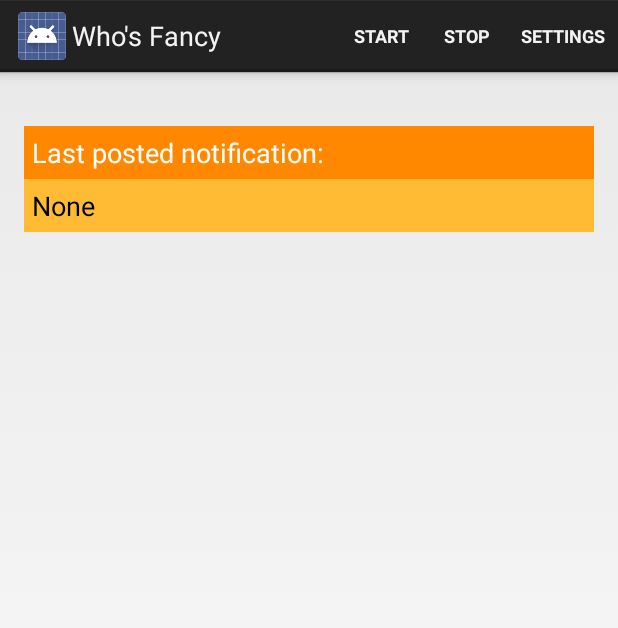
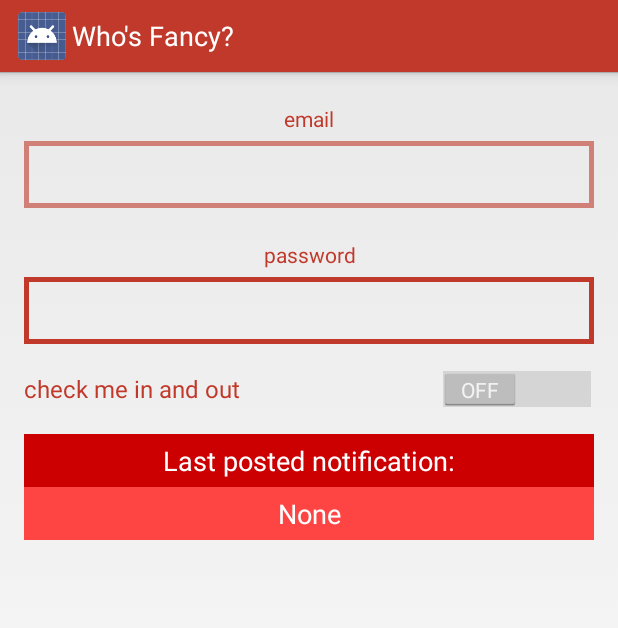
Before and after one commit to FancyPixel/whosfancy-android, an Android app: the screen it shows after launch (MyActivity), on a phone screen of 412 x 824 dp. Shown: the top 628 px of the screen. Run offline under Robolectric (Android 15) with nearby library versions, the phone set to English and light mode, and no system bars; 3 statements that could not run were skipped.

Commit message:
UI restyling

```diff
--- a/app/build.gradle
+++ b/app/build.gradle
@@ -12,8 +12,6 @@ android {
         versionName "1.0"
 
         buildConfigField "String", "URL_BASE", base_url
-        buildConfigField "String", "USERNAME", username
-        buildConfigField "String", "PASSWORD", password
         buildConfigField "String", "REGION", region
         buildConfigField "String", "PROXIMITY_UUID", proximity_uuid
         buildConfigField "Integer", "MAJOR", major
--- /dev/null
+++ b/app/src/main/res/drawable/edittext_red.xml
@@ -0,0 +1,31 @@
+<?xml version="1.0" encoding="utf-8"?>
+
+<selector xmlns:android="http://schemas.android.com/apk/res/android">
+
+    <item android:state_activated="true" >
+        <shape android:shape="rectangle" >
+            <stroke android:width="3sp" android:color="@color/color_red2" />
+        </shape>
+    </item>
+    <item android:state_pressed="true" >
+        <shape android:shape="rectangle" >
+            <stroke android:width="3sp" android:color="@color/color_red2" />
+        </shape>
+    </item>
+    <item android:state_focused="true" >
+        <shape android:shape="rectangle" >
+            <stroke android:width="3sp" android:color="@color/color_red2" />
+        </shape>
+    </item>
+    <item>
+        <shape android:shape="rectangle" >
+            <stroke android:width="3sp" android:color="@color/color_red" />
+            <padding
+                android:bottom="10sp"
+                android:left="10sp"
+                android:right="10sp"
+                android:top="10sp" />
+        </shape>
+    </item>
+
+</selector>
--- a/app/src/main/res/layout/activity_my.xml
+++ b/app/src/main/res/layout/activity_my.xml
@@ -9,11 +9,54 @@
     android:orientation="vertical"
     tools:context="it.fancypixel.whosfancy.MyActivity">
 
+    <TextView
+        android:layout_width="fill_parent"
+        android:layout_height="wrap_content"
+        android:padding="@dimen/default_padding"
+        android:text="@string/email"
+        android:textColor="@color/color_red"
+        android:gravity="center"/>
+
+    <EditText
+        android:id="@+id/email"
+        android:layout_width="fill_parent"
+        android:layout_height="wrap_content"
+        android:textColor="@color/color_red"
+        android:inputType="textEmailAddress"
+        android:background="@drawable/edittext_red" />
+
+    <TextView
+        android:layout_width="fill_parent"
+        android:layout_height="wrap_content"
+        android:layout_marginTop="@dimen/activity_vertical_margin"
+        android:padding="@dimen/default_padding"
+        android:textColor="@color/color_red"
+        android:text="@string/password"
+        android:gravity="center"/>
+
+    <EditText
+        android:id="@+id/password"
+        android:layout_width="fill_parent"
+        android:layout_height="wrap_content"
+        android:textColor="@color/color_red"
+        android:inputType="textPassword"
+        android:background="@drawable/edittext_red" />
+
+    <Switch
+        android:id="@+id/service_switch"
+        android:layout_width="fill_parent"
+        android:layout_height="wrap_content"
+        android:layout_marginTop="@dimen/activity_vertical_margin"
+        android:text="@string/check_text"
+        android:textColor="@color/color_red"
+        />
+
     <TextView android:layout_width="match_parent"
         android:layout_height="wrap_content"
-        android:layout_marginTop="20dp"
-        android:padding="5dp"
-        android:background="@android:color/holo_orange_dark"
+        android:layout_marginTop="@dimen/activity_vertical_margin"
+        android:padding="@dimen/default_padding"
+        android:background="@android:color/holo_red_dark"
+        android:gravity="center"
         android:textColor="@android:color/white"
         android:text="@string/last_post_notification"
         android:textSize="@dimen/text_title_size"/>
@@ -22,8 +65,9 @@
         android:layout_width="match_parent"
         android:layout_height="wrap_content"
         android:padding="5dp"
-        android:background="@android:color/holo_orange_light"
-        android:textColor="@android:color/black"
+        android:background="@android:color/holo_red_light"
+        android:gravity="center"
+        android:textColor="@android:color/white"
         android:text="@string/none"
         android:textSize="@dimen/text_status_size"/>
 
--- a/app/src/main/res/menu/my.xml
+++ /dev/null
@@ -1,13 +0,0 @@
-<menu xmlns:android="http://schemas.android.com/apk/res/android"
-    xmlns:tools="http://schemas.android.com/tools"
-    tools:context="it.fancypixel.whosfancy.MyActivity" >
-    <item android:id="@+id/action_start"
-        android:title="@string/action_start"
-        android:showAsAction="withText|ifRoom" />
-    <item android:id="@+id/action_stop"
-        android:title="@string/action_stop"
-        android:showAsAction="withText|ifRoom" />
-    <item android:id="@+id/action_settings"
-        android:title="@string/action_settings"
-        android:showAsAction="ifRoom" />
-</menu>
--- /dev/null
+++ b/app/src/main/res/values/colors.xml
@@ -0,0 +1,6 @@
+<?xml version="1.0" encoding="utf-8"?>
+<resources>
+    <color name="color_red">#C0392B</color>
+    <color name="color_red2">#99C0392B</color>
+    <color name="color_white">#FFFFFF</color>
+</resources>
--- a/app/src/main/res/values/dimens.xml
+++ b/app/src/main/res/values/dimens.xml
@@ -4,4 +4,5 @@
     <dimen name="activity_vertical_margin">16dp</dimen>
     <dimen name="text_title_size">18sp</dimen>
     <dimen name="text_status_size">18sp</dimen>
+    <dimen name="default_padding">5dp</dimen>
 </resources>
--- a/app/src/main/res/values/strings.xml
+++ b/app/src/main/res/values/strings.xml
@@ -1,7 +1,7 @@
 <?xml version="1.0" encoding="utf-8"?>
 <resources>
 
-    <string name="app_name">Who\'s Fancy</string>
+    <string name="app_name">Who\'s Fancy?</string>
     <string name="action_start">start</string>
     <string name="action_stop">stop</string>
     <string name="action_settings">settings</string>
@@ -14,5 +14,10 @@
     <string name="bluetooth_not_enabled">Bluetooth not enabled</string>
     <string name="whos_fancy_service_started">Who\'s Fancy service started</string>
     <string name="whos_fancy_service_stopped">Who\'s Fancy service stopped</string>
+    <string name="email">email</string>
+    <string name="password">password</string>
+    <string name="check_text">check me in and out</string>
+    <string name="error_email">insert an email</string>
+    <string name="error_password">insert a password</string>
 
 </resources>
--- a/app/src/main/res/values/styles.xml
+++ b/app/src/main/res/values/styles.xml
@@ -2,7 +2,16 @@
 
     <!-- Base application theme. -->
     <style name="AppTheme" parent="android:Theme.Holo.Light.DarkActionBar">
-        <!-- Customize your theme here. -->
+        <item name="android:actionBarStyle">@style/ActionBar</item>
+    </style>
+
+    <style name="ActionBar" parent="@android:style/Widget.Holo.Light.ActionBar">
+        <item name="android:background">@color/color_red</item>
+        <item name="android:titleTextStyle">@style/TitleTextStyle</item>
+    </style>
+
+    <style name="TitleTextStyle" parent="android:style/TextAppearance.Holo.Widget.ActionBar.Title">
+        <item name="android:textColor">@color/color_white</item>
     </style>
 
 </resources>
```
Also changed, not shown: app/src/main/java/it/fancypixel/whosfancy/Globals.java (+3 -7 lines), app/src/main/java/it/fancypixel/whosfancy/MyActivity.java (+66 -37 lines), app/src/main/java/it/fancypixel/whosfancy/MyService.java (+10 -1 lines), 1 other file.
